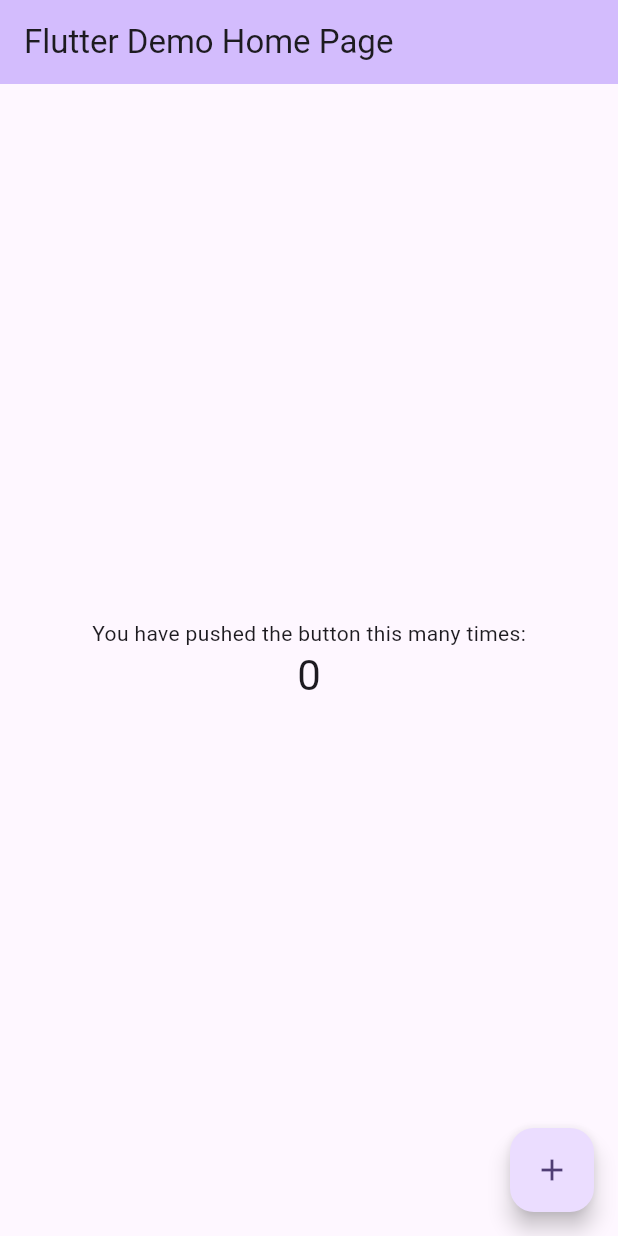
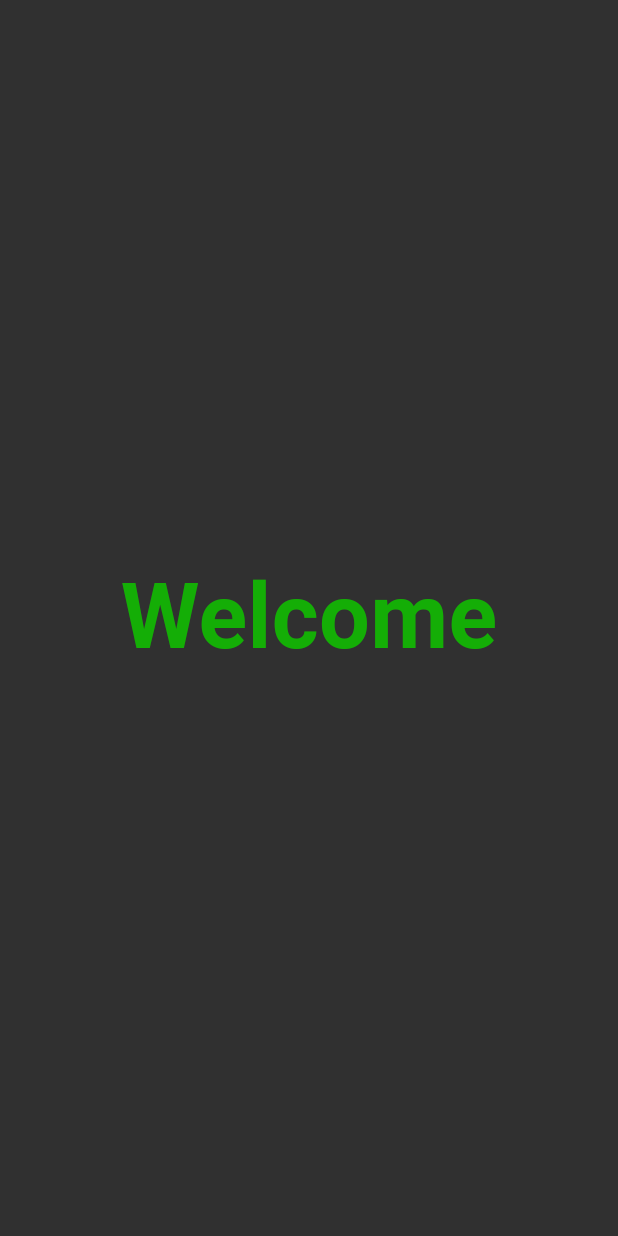
Before and after one commit to parthopaul69/ShareFare, a Flutter app: the screen it shows after launch, on a phone screen of 412 x 824 dp. Run offline on Flutter 3.47's test engine with Material 3 defaults, Android fonts, the phone set to English and light mode, and no system bars.

Commit message:
Upload complete Flutter project to main

```diff
--- /dev/null
+++ b/lib/home.dart
@@ -0,0 +1,29 @@
+import 'package:flutter/material.dart';
+
+class MyHomePage extends StatefulWidget {
+  const MyHomePage({super.key, required this.title});
+
+  final String title;
+
+  @override
+  State<MyHomePage> createState() => _MyHomePageState();
+}
+
+class _MyHomePageState extends State<MyHomePage> {
+  @override
+  Widget build(BuildContext context) {
+    return const Scaffold(
+      backgroundColor: Color.fromARGB(255, 48, 48, 48), // Dark gray
+      body: Center(
+        child: Text(
+          'Welcome',
+          style: TextStyle(
+            fontSize: 60,
+            fontWeight: FontWeight.bold,
+            color: Color.fromARGB(255, 20, 174, 6),
+          ),
+        ),
+      ),
+    );
+  }
+}
--- a/lib/main.dart
+++ b/lib/main.dart
@@ -1,4 +1,5 @@
 import 'package:flutter/material.dart';
+import 'splash.dart';
 
 void main() {
   runApp(const MyApp());
@@ -7,117 +8,16 @@ void main() {
 class MyApp extends StatelessWidget {
   const MyApp({super.key});
 
-  // This widget is the root of your application.
   @override
   Widget build(BuildContext context) {
     return MaterialApp(
       debugShowCheckedModeBanner: false,
-      title: 'Flutter Demo',
+      title: 'ShareFare',
       theme: ThemeData(
-        // This is the theme of your application.
-        //
-        // TRY THIS: Try running your application with "flutter run". You'll see
-        // the application has a purple toolbar. Then, without quitting the app,
-        // try changing the seedColor in the colorScheme below to Colors.green
-        // and then invoke "hot reload" (save your changes or press the "hot
-        // reload" button in a Flutter-supported IDE, or press "r" if you used
-        // the command line to start the app).
-        //
-        // Notice that the counter didn't reset back to zero; the application
-        // state is not lost during the reload. To reset the state, use hot
-        // restart instead.
-        //
-        // This works for code too, not just values: Most code changes can be
-        // tested with just a hot reload.
-        colorScheme: .fromSeed(seedColor: Colors.deepPurple),
+        colorScheme: ColorScheme.fromSeed(seedColor: Colors.deepPurple),
+        useMaterial3: true,
       ),
-      home: const MyHomePage(title: 'Flutter Demo Home Page'),
+      home: const Splash(),
     );
   }
 }
-
-class MyHomePage extends StatefulWidget {
-  const MyHomePage({super.key, required this.title});
-
-  // This widget is the home page of your application. It is stateful, meaning
-  // that it has a State object (defined below) that contains fields that affect
-  // how it looks.
-
-  // This class is the configuration for the state. It holds the values (in this
-  // case the title) provided by the parent (in this case the App widget) and
-  // used by the build method of the State. Fields in a Widget subclass are
-  // always marked "final".
-
-  final String title;
-
-  @override
-  State<MyHomePage> createState() => _MyHomePageState();
-}
-
-class _MyHomePageState extends State<MyHomePage> {
-  int _counter = 0;
-
-  void _incrementCounter() {
-    setState(() {
-      // This call to setState tells the Flutter framework that something has
-      // changed in this State, which causes it to rerun the build method below
-      // so that the display can reflect the updated values. If we changed
-      // _counter without calling setState(), then the build method would not be
-      // called again, and so nothing would appear to happen.
-      _counter++;
-    });
-  }
-
-  @override
-  Widget build(BuildContext context) {
-    // This method is rerun every time setState is called, for instance as done
-    // by the _incrementCounter method above.
-    //
-    // The Flutter framework has been optimized to make rerunning build methods
-    // fast, so that you can just rebuild anything that needs updating rather
-    // than having to individually change instances of widgets.
-    return Scaffold(
-      appBar: AppBar(
-        // TRY THIS: Try changing the color here to a specific color (to
-        // Colors.amber, perhaps?) and trigger a hot reload to see the AppBar
-        // change color while the other colors stay the same.
-        backgroundColor: Theme.of(context).colorScheme.inversePrimary,
-        // Here we take the value from the MyHomePage object that was created by
-        // the App.build method, and use it to set our appbar title.
-        title: Text(widget.title),
-      ),
-      body: Center(
-        // Center is a layout widget. It takes a single child and positions it
-        // in the middle of the parent.
-        child: Column(
-          // Column is also a layout widget. It takes a list of children and
-          // arranges them vertically. By default, it sizes itself to fit its
-          // children horizontally, and tries to be as tall as its parent.
-          //
-          // Column has various properties to control how it sizes itself and
-          // how it positions its children. Here we use mainAxisAlignment to
-          // center the children vertically; the main axis here is the vertical
-          // axis because Columns are vertical (the cross axis would be
-          // horizontal).
-          //
-          // TRY THIS: Invoke "debug painting" (choose the "Toggle Debug Paint"
-          // action in the IDE, or press "p" in the console), to see the
-          // wireframe for each widget.
-          mainAxisAlignment: .center,
-          children: [
-            const Text('You have pushed the button this many times:'),
-            Text(
-              '$_counter',
-              style: Theme.of(context).textTheme.headlineMedium,
-            ),
-          ],
-        ),
-      ),
-      floatingActionButton: FloatingActionButton(
-        onPressed: _incrementCounter,
-        tooltip: 'Increment',
-        child: const Icon(Icons.add),
-      ),
-    );
-  }
-}
```
Also changed, not shown: lib/splash.dart (added, +92 -0 lines), 21 other files.
